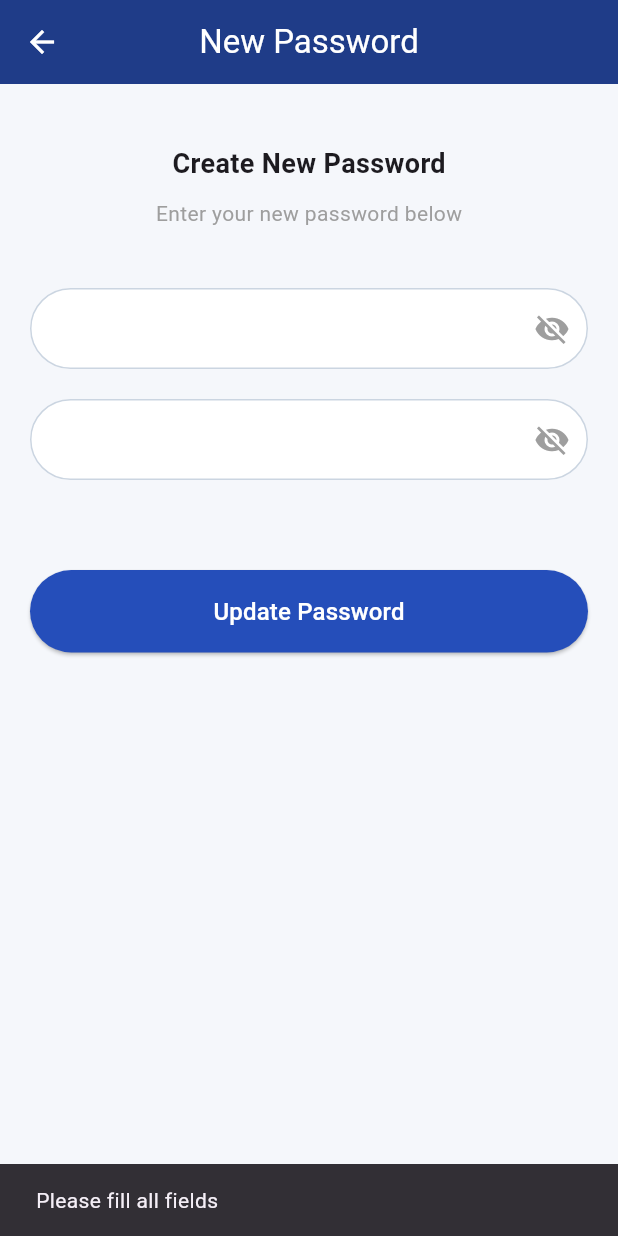
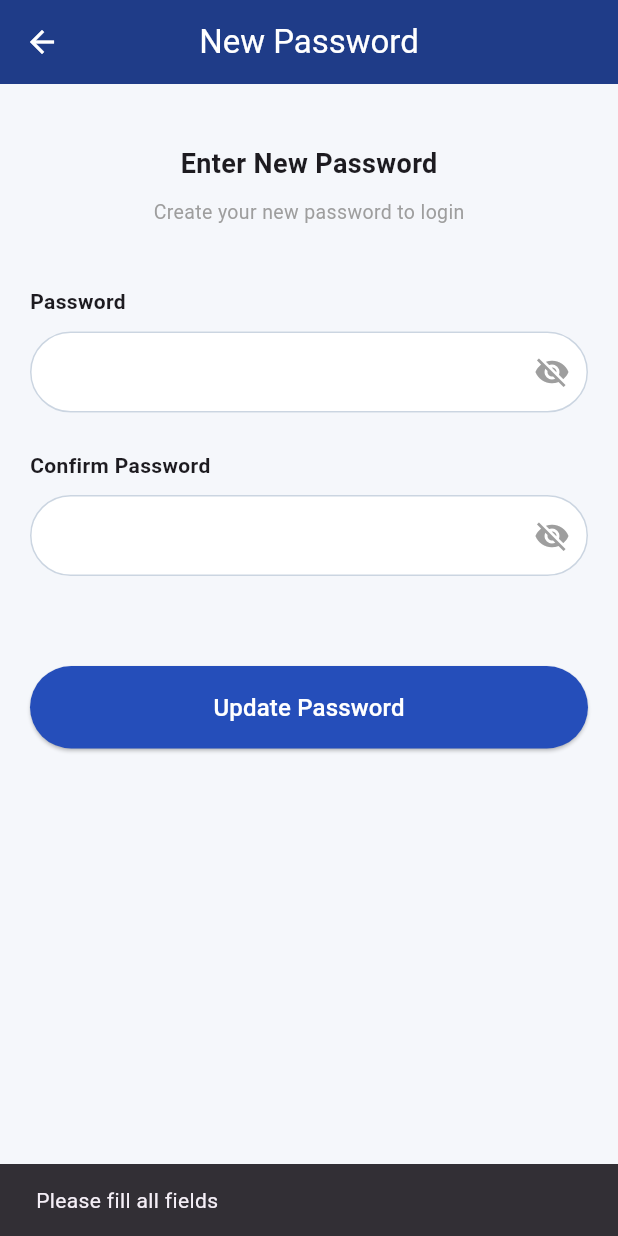
Before and after one commit to tajithtr/campus-lost-found-app, a Flutter app: the NewPasswordScreen screen opened by its route, after a tap on "Update Password", on a phone screen of 412 x 824 dp. Run offline on Flutter 3.47's test engine with Material 3 defaults, Android fonts, the phone set to English and light mode, and no system bars; our stand-ins replace cloud_firestore, firebase_auth, firebase_core, image_picker; accounts and stored records are empty.

Commit message:
Revert "auth-feature: implement secure password reset flow using Firebase"
This reverts commit 976a13eb68103358e419cd7bc42a6f469d72ea88.

```diff
--- a/campus_lost_found_app/lib/features/authentication/screens/new_password_screen.dart
+++ b/campus_lost_found_app/lib/features/authentication/screens/new_password_screen.dart
@@ -1,7 +1,7 @@
 import 'package:flutter/material.dart';
+import '../../../routes/app_routes.dart';
 import 'dart:convert';
 import 'package:http/http.dart' as http;
-import '../../../routes/app_routes.dart';
 
 class NewPasswordScreen extends StatefulWidget {
   final String email;
@@ -16,8 +16,8 @@ class _NewPasswordScreenState extends State<NewPasswordScreen> {
   final TextEditingController passwordController = TextEditingController();
   final TextEditingController confirmController = TextEditingController();
 
-  bool isPasswordVisible = false;
-  bool isConfirmVisible = false;
+  bool _isPasswordVisible = false;
+  bool _isConfirmVisible = false;
   bool isLoading = false;
 
   @override
@@ -28,25 +28,25 @@ class _NewPasswordScreenState extends State<NewPasswordScreen> {
   }
 
   Future<void> updatePassword() async {
-    String password = passwordController.text.trim();
+    String pass = passwordController.text.trim();
     String confirm = confirmController.text.trim();
 
-    // VALIDATION
-    if (password.isEmpty || confirm.isEmpty) {
+    // 🔍 VALIDATION
+    if (pass.isEmpty || confirm.isEmpty) {
       ScaffoldMessenger.of(
         context,
       ).showSnackBar(const SnackBar(content: Text("Please fill all fields")));
       return;
     }
 
-    if (password.length < 6) {
+    if (pass.length < 6) {
       ScaffoldMessenger.of(context).showSnackBar(
         const SnackBar(content: Text("Password must be at least 6 characters")),
       );
       return;
     }
 
-    if (password != confirm) {
+    if (pass != confirm) {
       ScaffoldMessenger.of(
         context,
       ).showSnackBar(const SnackBar(content: Text("Passwords do not match")));
@@ -57,9 +57,9 @@ class _NewPasswordScreenState extends State<NewPasswordScreen> {
 
     try {
       final response = await http.post(
-        Uri.parse("https://YOUR_URL/resetPassword"), // 🔥 replace later
+        Uri.parse("http://10.0.2.2:5000/reset-password"),
         headers: {"Content-Type": "application/json"},
-        body: jsonEncode({"email": widget.email, "newPassword": password}),
+        body: jsonEncode({"email": widget.email, "newPassword": pass}),
       );
 
       final data = jsonDecode(response.body);
@@ -94,10 +94,10 @@ class _NewPasswordScreenState extends State<NewPasswordScreen> {
     setState(() => isLoading = false);
   }
 
-  Widget buildPasswordField({
+  Widget _buildPasswordField({
     required TextEditingController controller,
     required bool isVisible,
-    required VoidCallback toggle,
+    required VoidCallback toggleVisibility,
   }) {
     return TextField(
       controller: controller,
@@ -115,7 +115,7 @@ class _NewPasswordScreenState extends State<NewPasswordScreen> {
             isVisible ? Icons.visibility : Icons.visibility_off,
             color: Colors.grey,
           ),
-          onPressed: toggle,
+          onPressed: toggleVisibility,
         ),
         border: OutlineInputBorder(borderRadius: BorderRadius.circular(30)),
         enabledBorder: OutlineInputBorder(
@@ -133,57 +133,79 @@ class _NewPasswordScreenState extends State<NewPasswordScreen> {
 
       appBar: AppBar(
         backgroundColor: const Color(0xFF1F3C88),
-        title: const Text("New Password"),
+        elevation: 0,
+        leading: const BackButton(color: Colors.white),
+        title: const Text(
+          "New Password",
+          style: TextStyle(color: Colors.white),
+        ),
         centerTitle: true,
-        foregroundColor: Colors.white,
       ),
 
       body: SingleChildScrollView(
         padding: const EdgeInsets.symmetric(horizontal: 20),
         child: Column(
+          crossAxisAlignment: CrossAxisAlignment.start,
           children: [
             const SizedBox(height: 40),
 
-            const Text(
-              "Create New Password",
-              style: TextStyle(fontSize: 18, fontWeight: FontWeight.bold),
+            const Center(
+              child: Text(
+                "Enter New Password",
+                style: TextStyle(fontSize: 18, fontWeight: FontWeight.bold),
+              ),
             ),
 
             const SizedBox(height: 10),
 
-            const Text(
-              "Enter your new password below",
-              style: TextStyle(color: Colors.grey),
+            const Center(
+              child: Text(
+                "Create your new password to login",
+                style: TextStyle(color: Colors.grey, fontSize: 13),
+              ),
             ),
 
             const SizedBox(height: 40),
 
-            // PASSWORD
-            buildPasswordField(
+            const Text(
+              "Password",
+              style: TextStyle(fontWeight: FontWeight.w600),
+            ),
+
+            const SizedBox(height: 10),
+
+            _buildPasswordField(
               controller: passwordController,
-              isVisible: isPasswordVisible,
-              toggle: () {
+              isVisible: _isPasswordVisible,
+              toggleVisibility: () {
                 setState(() {
-                  isPasswordVisible = !isPasswordVisible;
+                  _isPasswordVisible = !_isPasswordVisible;
                 });
               },
             ),
 
-            const SizedBox(height: 20),
+            const SizedBox(height: 25),
 
-            // CONFIRM PASSWORD
-            buildPasswordField(
+            const Text(
+              "Confirm Password",
+              style: TextStyle(fontWeight: FontWeight.w600),
+            ),
+
+            const SizedBox(height: 10),
+
+            _buildPasswordField(
               controller: confirmController,
-              isVisible: isConfirmVisible,
-              toggle: () {
+              isVisible: _isConfirmVisible,
+              toggleVisibility: () {
                 setState(() {
-                  isConfirmVisible = !isConfirmVisible;
+                  _isConfirmVisible = !_isConfirmVisible;
                 });
               },
             ),
 
             const SizedBox(height: 60),
 
+            // 🔥 UPDATE BUTTON
             SizedBox(
               width: double.infinity,
               child: ElevatedButton(
--- a/campus_lost_found_app/lib/main.dart
+++ b/campus_lost_found_app/lib/main.dart
@@ -11,6 +11,7 @@ void main() async {
 
 class LostFoundApp extends StatelessWidget {
   const LostFoundApp({super.key});
+
   @override
   Widget build(BuildContext context) {
     return MaterialApp(
--- a/campus_lost_found_app/lib/routes/app_routes.dart
+++ b/campus_lost_found_app/lib/routes/app_routes.dart
@@ -5,9 +5,9 @@ import '../features/authentication/screens/splash_screen.dart';
 import '../features/authentication/screens/login_screen.dart';
 import '../features/authentication/screens/register_screen.dart';
 import '../features/authentication/screens/forgot_password_screen.dart';
-import '../features/authentication/screens/success_screen.dart';
 import '../features/authentication/screens/verification_screen.dart';
 import '../features/authentication/screens/new_password_screen.dart';
+import '../features/authentication/screens/success_screen.dart';
 
 // Home Screen
 import '../features/home/screens/home_screen.dart';
@@ -36,7 +36,7 @@ class AppRoutes {
   static const String myReports = '/my-reports';
   static const String foundItems = '/found-items';
 
-  // Helper navigation method
+  // Navigation helper
   static void goTo(BuildContext context, String route, {Object? arguments}) {
     Navigator.pushNamed(context, route, arguments: arguments);
   }
@@ -46,63 +46,48 @@ class AppRoutes {
     switch (settings.name) {
       case splash:
         return MaterialPageRoute(builder: (_) => const SplashScreen());
-
       case login:
         return MaterialPageRoute(builder: (_) => const LoginScreen());
-
       case register:
         return MaterialPageRoute(builder: (_) => const RegisterScreen());
-
+      case forgotPassword:
+        final email = settings.arguments as String?;
+        return MaterialPageRoute(
+          builder: (_) => ForgotPasswordScreen(email: email ?? ""),
+        );
+      case verification:
+        final email = settings.arguments as String?;
+        if (email != null && email.isNotEmpty) {
+          return MaterialPageRoute(
+            builder: (_) => VerificationScreen(email: email),
+          );
+        }
+        return MaterialPageRoute(
+          builder: (_) =>
+              const Scaffold(body: Center(child: Text("No email provided"))),
+        );
+      case newPassword:
+        final email = settings.arguments as String?;
+        return MaterialPageRoute(
+          builder: (_) => NewPasswordScreen(email: email ?? ""),
+        );
       case success:
         return MaterialPageRoute(builder: (_) => const SuccessScreen());
-
       case home:
         return MaterialPageRoute(builder: (_) => const HomeScreen());
-
       case lostItems:
         return MaterialPageRoute(builder: (_) => const LostItemsScreen());
-
       case reportLostItem:
         return MaterialPageRoute(builder: (_) => const ReportLostItemScreen());
-
       case reportFoundItem:
         return MaterialPageRoute(builder: (_) => const ReportFoundItemPage());
-
       case lostItemDetails:
         return MaterialPageRoute(builder: (_) => const LostItemDetailsScreen());
-
-      // ✅ FIXED (SAFE ARGUMENT HANDLING)
-      case forgotPassword:
-        final email = settings.arguments as String? ?? '';
+      default:
         return MaterialPageRoute(
-          builder: (_) => ForgotPasswordScreen(email: email),
+          builder: (_) =>
+              const Scaffold(body: Center(child: Text("Route not found"))),
         );
-
-      case verification:
-        final email = settings.arguments as String? ?? '';
-        return MaterialPageRoute(
-          builder: (_) => VerificationScreen(email: email),
-        );
-
-      case newPassword:
-        final email = settings.arguments as String? ?? '';
-        return MaterialPageRoute(
-          builder: (_) => NewPasswordScreen(email: email),
-        );
-
-      default:
-        return _errorRoute("Route not found");
     }
   }
-
-  // Error screen
-  static MaterialPageRoute _errorRoute(String message) {
-    return MaterialPageRoute(
-      builder: (_) => Scaffold(
-        body: Center(
-          child: Text(message, style: const TextStyle(fontSize: 16)),
-        ),
-      ),
-    );
-  }
 }
```
Also changed, not shown: campus_lost_found_app/lib/features/authentication/screens/forgot_password_screen.dart (+36 -15 lines), campus_lost_found_app/lib/features/authentication/screens/login_screen.dart (+9 -10 lines), campus_lost_found_app/lib/features/authentication/screens/success_screen.dart (+33 -13 lines), campus_lost_found_app/lib/features/authentication/screens/verification_screen.dart (+5 -3 lines), campus_lost_found_app/pubspec.yaml (+15 -7 lines), campus_lost_found_app/firebase.json, 6 other files.
